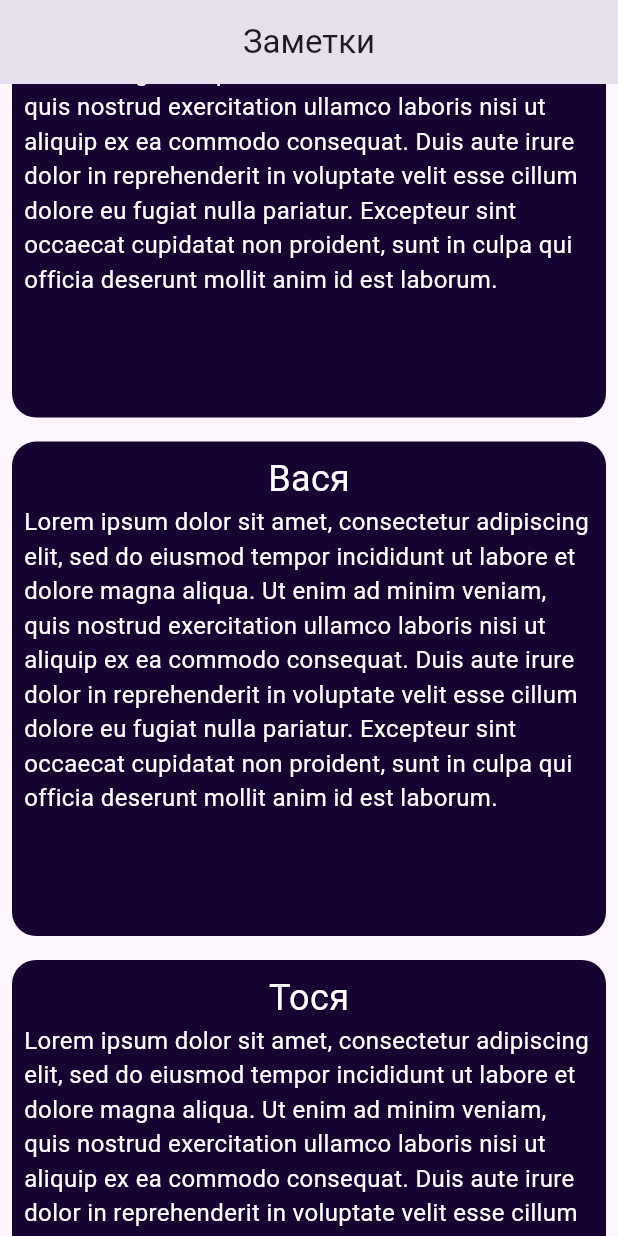
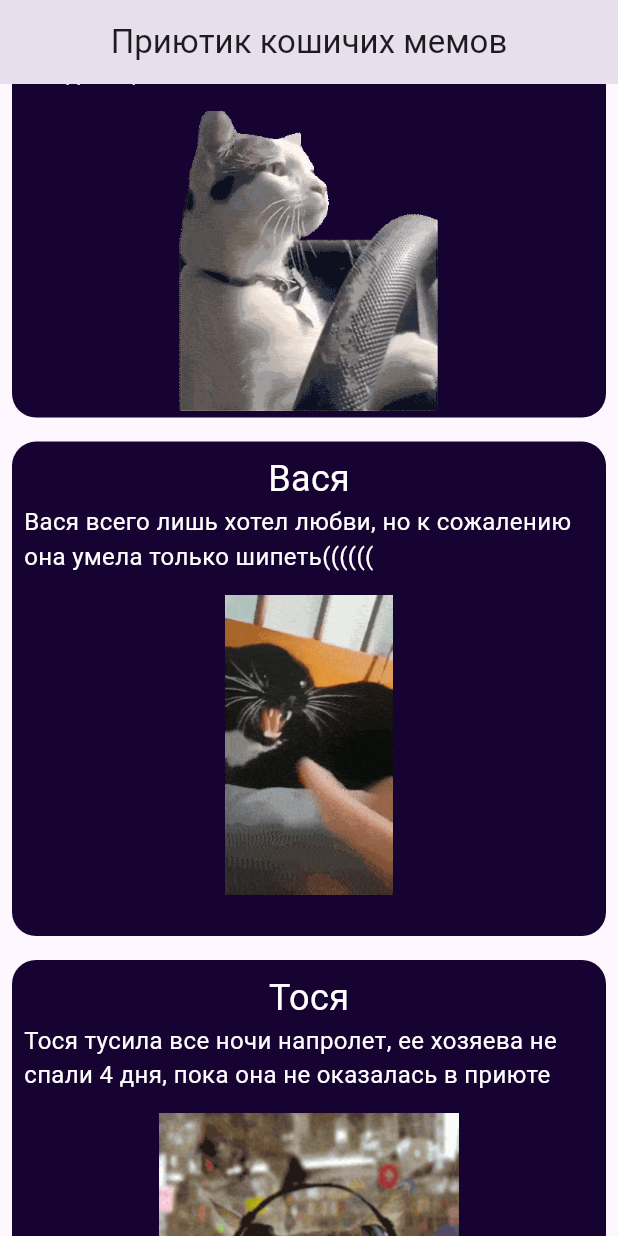
Before and after one commit to Rudolf31/pcs_sem5_pr5, a Flutter app: the screen it shows after launch, scrolled down 1152 dp, on a phone screen of 412 x 824 dp. Run offline on Flutter 3.47's test engine with Material 3 defaults, Android fonts, the phone set to English and light mode, and no system bars.

Commit message:
make a lot of feachers

```diff
--- a/lib/components/item_note.dart
+++ b/lib/components/item_note.dart
@@ -1,10 +1,11 @@
 import 'package:flutter/material.dart';
 import 'package:pcs3_sem5/pages/note_page.dart';
 
+import '../models/note.dart';
+
 class ItemNote extends StatelessWidget {
-  const ItemNote({super.key, required this.title});
-
-  final String title;
+  const ItemNote({super.key, required this.notes});
+  final Note notes;
 
   @override
   Widget build(BuildContext context) {
@@ -21,14 +22,16 @@ class ItemNote extends StatelessWidget {
               .size
               .height * 0.4,
           child: Padding(
-            padding: EdgeInsets.all(8.0),
+            padding: const EdgeInsets.all(8.0),
             child: Column(
               children: [
-                Center(child: Text(title,
+                Center(child: Text(notes.title,
                   style: const TextStyle(fontSize: 24, color: Colors.white),)),
                 Text(
-                  'Lorem ipsum dolor sit amet, consectetur adipiscing elit, sed do eiusmod tempor incididunt ut labore et dolore magna aliqua. Ut enim ad minim veniam, quis nostrud exercitation ullamco laboris nisi ut aliquip ex ea commodo consequat. Duis aute irure dolor in reprehenderit in voluptate velit esse cillum dolore eu fugiat nulla pariatur. Excepteur sint occaecat cupidatat non proident, sunt in culpa qui officia deserunt mollit anim id est laborum.',
+                  notes.description,
                   style: TextStyle(fontSize: 16, color: Colors.white),),
+                SizedBox(height: 14,),
+                Image(image: AssetImage(notes.photo_id), height: 200,),
               ],
             ),
           ),
--- a/lib/main.dart
+++ b/lib/main.dart
@@ -17,7 +17,7 @@ class MyApp extends StatelessWidget {
         colorScheme: ColorScheme.fromSeed(seedColor: Colors.deepPurple),
         useMaterial3: true,
       ),
-      home: HomePage(),
+      home: const HomePage(),
     );
   }
 }
--- /dev/null
+++ b/lib/models/note.dart
@@ -0,0 +1,10 @@
+import 'package:flutter/material.dart';
+
+class Note {
+  final int id;
+  final String photo_id;
+  final String title;
+  final String description;
+
+  Note({ required this.title, required this.description, required this.id, required this.photo_id});
+}
--- a/lib/pages/home_page.dart
+++ b/lib/pages/home_page.dart
@@ -1,7 +1,70 @@
 import 'package:flutter/material.dart';
 import 'package:pcs3_sem5/components/item_note.dart';
+import 'package:pcs3_sem5/models/note.dart';
 
-final List<String> titles = <String>['Муся', 'Пуся', 'Кися', 'Мыся', 'Вася', 'Тося', 'Куся', 'Дуся', 'Фыся', 'Грызя'];
+
+final List<Note> notes = <Note>[
+  Note (
+    id: 1,
+    photo_id: 'photo/cat_blinks.gif',
+    title: 'Муся',
+    description: 'Муся не понимает, что тут происходит. Так ее и отдали в приют',
+  ),
+  Note (
+    id: 2,
+    photo_id: 'photo/besito_catlove.gif',
+    title: 'Пуся',
+    description: 'Пуся была слишком любвеобильна, ее нашли рядом с бездыханным зацмоканным телом предыдещих хазяев',
+  ),
+  Note (
+    id: 3,
+    photo_id: 'photo/cat_doesnt_like.gif',
+    title: 'Кися',
+    description: 'Кися разбрасывала свои комки шерсти буквально на всех поверхностях в доме. Это немного не устроило предыдущих владельцев',
+  ),
+  Note (
+    id: 4,
+    photo_id: 'photo/cat_drives.gif',
+    title: 'Мыся',
+    description: 'Мыся уже слишком взрослая для этого мира, однако ее отдали тк она разбила майбах владельца',
+  ),
+  Note (
+    id: 5,
+    photo_id: 'photo/cat_hisses.gif',
+    title: 'Вася',
+    description: 'Вася всего лишь хотел любви, но к сожалению она умела только шипеть((((((',
+  ),
+  Note (
+    id: 6,
+    photo_id: 'photo/cat_is_enjoying.gif',
+    title: 'Тося',
+    description: 'Тося тусила все ночи напролет, ее хозяева не спали 4 дня, пока она не оказалась в приюте',
+  ),
+  Note (
+    id: 7,
+    photo_id: 'photo/cat_is_indignant.gif',
+    title: 'Куся',
+    description: 'Куся опять хочет жрать, ее не смогла прокормить предыдущая семья, хотя скоро и у прията не сможет',
+  ),
+  Note (
+    id: 8,
+    photo_id: 'photo/cat_judges.gif',
+    title: 'Дуся',
+    description: 'Дуся осуждает любого в поле своего зрения. Она осудила своего прошлого хозяина на 12 лет строгача.',
+  ),
+  Note (
+    id: 9,
+    photo_id: 'photo/cat_underwater.gif',
+    title: 'Фыся',
+    description: 'Муся очень хороший мем. Ее отдали в приют, тк она выпила домашний бассейн',
+  ),
+  Note (
+    id: 10,
+    photo_id: 'photo/cat_head.gif',
+    title: 'Грызя',
+    description: 'Грызя с рождения задается сложными для понимания вопросами. Однако над одним из них он по сей день ломает голову.. Так что же появилось раньше, курица или яйцо?',
+  ),
+];
 
 class HomePage extends StatelessWidget {
   const HomePage({super.key});
@@ -10,14 +73,13 @@ class HomePage extends StatelessWidget {
   Widget build(BuildContext context) {
     return Scaffold(
       appBar: AppBar(
-        title: Container(child: Center(child: Text('Заметки'))),
+        title:  const Center(child: Text('Приютик кошичих мемов')),
       ),
       body:  ListView.builder(
-          itemCount: titles.length,
+          itemCount: notes.length,
           itemBuilder: (BuildContext context, int index) {
-            return ItemNote( title: titles[index],);
+            return ItemNote(notes: notes[index]);
           }
-
       ),
     );
   }
--- a/lib/pages/note_page.dart
+++ b/lib/pages/note_page.dart
@@ -7,7 +7,7 @@ class NotePage extends StatelessWidget {
   Widget build(BuildContext context) {
     return Scaffold(
       appBar: AppBar(
-        title: Container(child: Center(child: Text('Заметки'))),
+        title: const Center(child: Text('Заметки')),
       ),
       body: const Center(
         child: Text(
```
Also changed, not shown: pubspec.yaml (+11 -0 lines), photo/besito_catlove.gif (added), photo/cat_blinks.gif (added), photo/cat_doesnt_like.gif (added), photo/cat_drives.gif (added), photo/cat_head.gif (added), photo/cat_hisses.gif (added), photo/cat_is_enjoying.gif (added), photo/cat_is_indignant.gif (added), photo/cat_judges.gif (added), photo/cat_underwater.gif (added).
